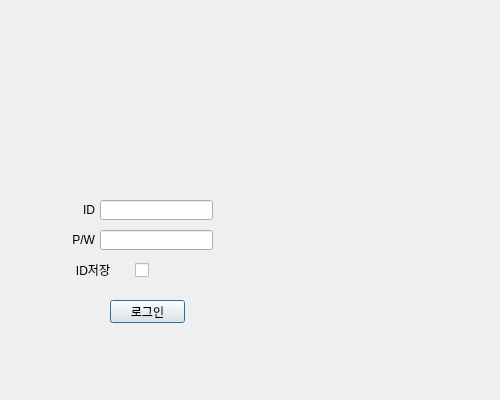
Above: logindialog.ui from LeeChiWon/ProjectManagement before the change. Below: the same form after it.
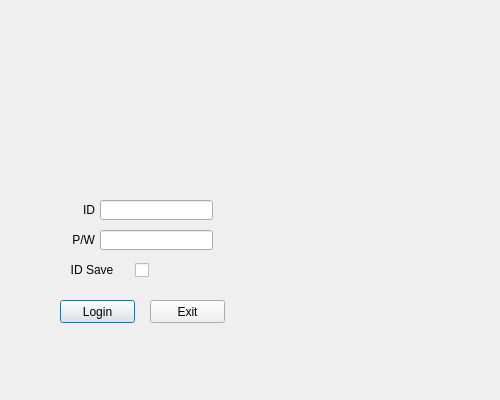
That is the form after the change. Icons and pictures are not drawn.

Diff of the .ui file:
```diff
--- a/logindialog.ui
+++ b/logindialog.ui
@@ -10,6 +10,18 @@
     <height>400</height>
    </rect>
   </property>
+  <property name="minimumSize">
+   <size>
+    <width>500</width>
+    <height>400</height>
+   </size>
+  </property>
+  <property name="maximumSize">
+   <size>
+    <width>500</width>
+    <height>400</height>
+   </size>
+  </property>
   <property name="windowTitle">
    <string>로그인</string>
   </property>
@@ -88,20 +100,33 @@
     <enum>Qt::RightToLeft</enum>
    </property>
    <property name="text">
-    <string>ID저장      </string>
+    <string>ID Save     </string>
    </property>
   </widget>
   <widget class="QPushButton" name="pushButton_Login">
    <property name="geometry">
     <rect>
-     <x>110</x>
+     <x>60</x>
      <y>300</y>
      <width>75</width>
      <height>23</height>
     </rect>
    </property>
    <property name="text">
-    <string>로그인</string>
+    <string>Login</string>
+   </property>
+  </widget>
+  <widget class="QPushButton" name="pushButton_Exit">
+   <property name="geometry">
+    <rect>
+     <x>150</x>
+     <y>300</y>
+     <width>75</width>
+     <height>23</height>
+    </rect>
+   </property>
+   <property name="text">
+    <string>Exit</string>
    </property>
   </widget>
  </widget>
```
Left out of the diff: 2 changed lines with no effect on the pictures.
